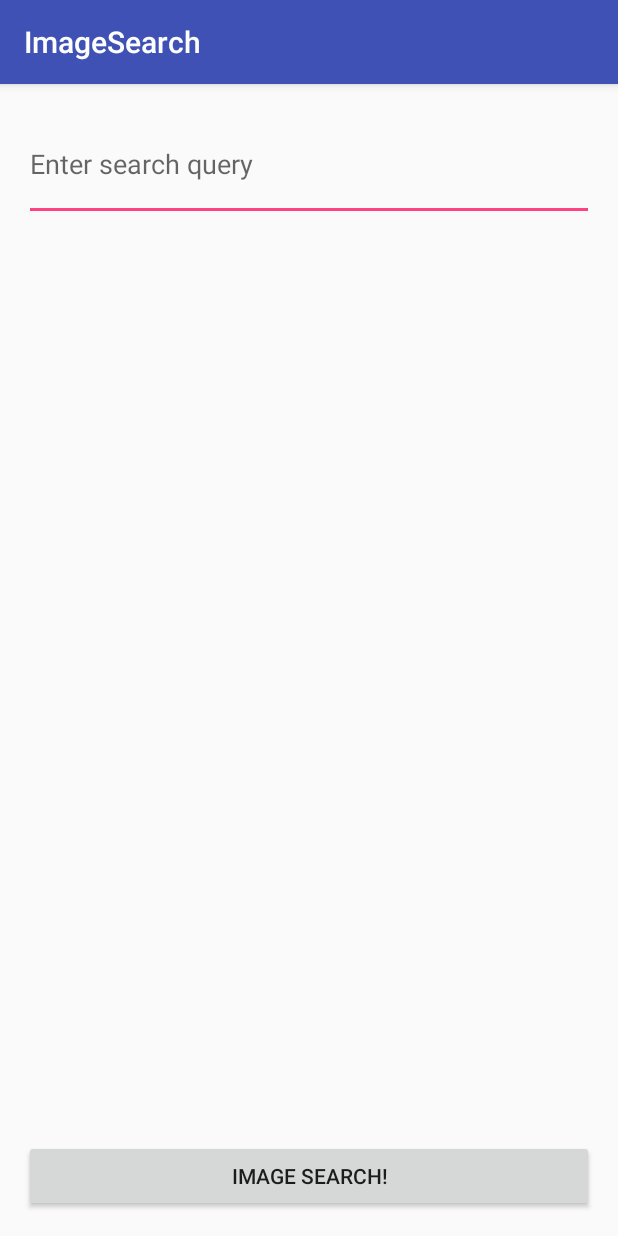
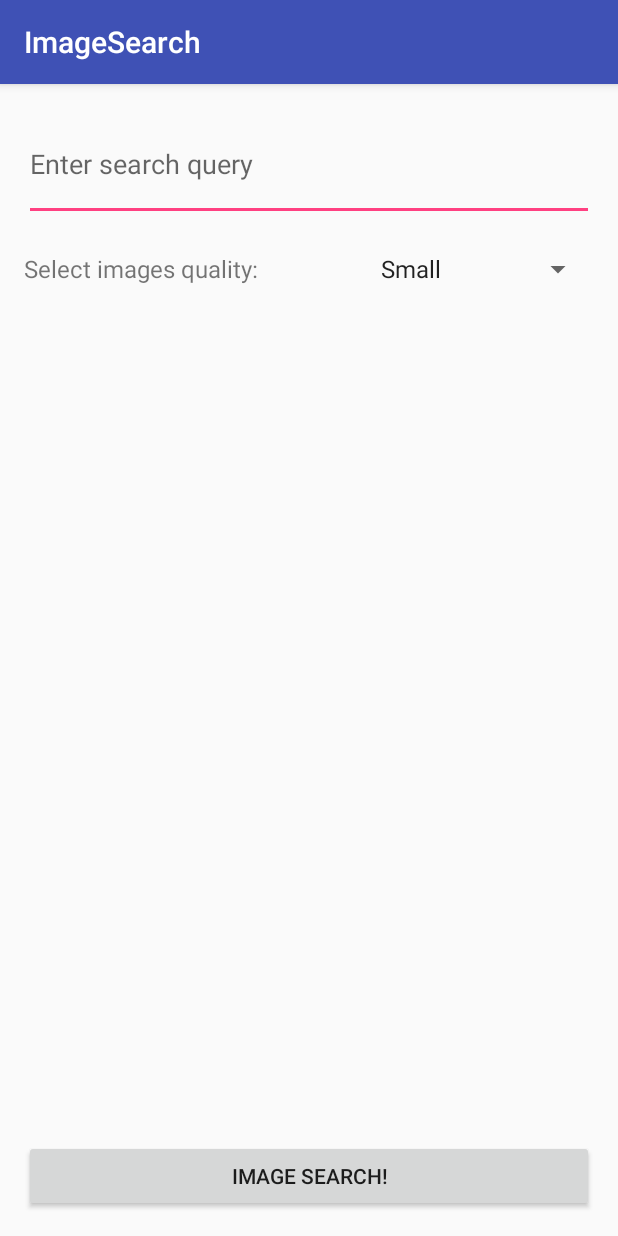
Before and after one commit to Krakke193/ImageSearch, an Android app: the screen it shows after launch (MainActivity), on a phone screen of 412 x 824 dp. Run offline under Robolectric (Android 15) with nearby library versions, the phone set to English and light mode, and no system bars.

```diff
--- a/app/build.gradle
+++ b/app/build.gradle
@@ -26,4 +26,5 @@ dependencies {
     compile 'com.squareup.okhttp3:okhttp:3.2.0'
     compile 'com.google.apis:google-api-services-customsearch:v1-rev48-1.21.0'
     compile 'com.android.support:recyclerview-v7:23.3.0'
+    compile 'com.android.support:support-v4:23.3.0'
 }
--- a/app/src/main/java/com/kpi/imagesearch/ImageLoader.java
+++ b/app/src/main/java/com/kpi/imagesearch/ImageLoader.java
@@ -21,6 +21,7 @@ public class ImageLoader extends AsyncTaskLoader<List<String>> {
     private static final String RESPONSE_TYPE = "json";
 
     private String mQuery;
+    private QueryManager.Builder.ImageSizes mImgSize;
 
     /**
      * Stores away the application context associated with context.
@@ -32,9 +33,10 @@ public class ImageLoader extends AsyncTaskLoader<List<String>> {
      *
      * @param context used to retrieve the application context.
      */
-    public ImageLoader(Context context, String query) {
+    public ImageLoader(Context context, String query, QueryManager.Builder.ImageSizes imageSize) {
         super(context);
         mQuery = query;
+        mImgSize = imageSize;
     }
 
     @Override
@@ -42,7 +44,7 @@ public class ImageLoader extends AsyncTaskLoader<List<String>> {
         QueryManager queryManager = new QueryManager.Builder(Constants.API_KEY, Constants.CX, mQuery)
                 .setSearchType(SEARCH_TYPE)
                 .setResponseType(RESPONSE_TYPE)
-                .setImageSize(QueryManager.Builder.ImageSizes.LARGE)
+                .setImageSize(mImgSize)
                 .build();
 
         HttpURLConnection connection = null;
--- a/app/src/main/java/com/kpi/imagesearch/MainActivity.java
+++ b/app/src/main/java/com/kpi/imagesearch/MainActivity.java
@@ -1,20 +1,20 @@
 package com.kpi.imagesearch;
 
-import android.content.Intent;
+import android.os.Bundle;
 import android.support.v7.app.AppCompatActivity;
-import android.os.Bundle;
-import android.util.Log;
 import android.view.View;
+import android.widget.AdapterView;
+import android.widget.ArrayAdapter;
 import android.widget.Button;
 import android.widget.EditText;
+import android.widget.Spinner;
 
-import java.io.IOException;
-
-public class MainActivity extends AppCompatActivity implements View.OnClickListener{
+public class MainActivity extends AppCompatActivity implements View.OnClickListener, AdapterView.OnItemSelectedListener{
     private static final String TAG = MainActivity.class.getSimpleName();
 
     private EditText mEtSearchParams;
     private Button mBtnSearch;
+    private int mSelectedQuality;
 
     @Override
     protected void onCreate(Bundle savedInstanceState) {
@@ -23,6 +23,14 @@ public class MainActivity extends AppCompatActivity implements View.OnClickListe
 
         mEtSearchParams = (EditText) findViewById(R.id.et_search_param);
         mBtnSearch = (Button) findViewById(R.id.btn_search);
+        Spinner spinner = (Spinner) findViewById(R.id.sp_quality);
+        // Create an ArrayAdapter using the string array and a default spinner layout
+        ArrayAdapter<CharSequence> adapter = ArrayAdapter.createFromResource(this, R.array.quality, android.R.layout.simple_spinner_item);
+        // Specify the layout to use when the list of choices appears
+        adapter.setDropDownViewResource(android.R.layout.simple_spinner_dropdown_item);
+        // Apply the adapter to the spinner
+        spinner.setAdapter(adapter);
+        spinner.setOnItemSelectedListener(this);
 
         if (mBtnSearch != null) {
             mBtnSearch.setOnClickListener(this);
@@ -38,8 +46,35 @@ public class MainActivity extends AppCompatActivity implements View.OnClickListe
         }
     }
 
+    @Override
+    public void onItemSelected(AdapterView<?> parent, View view, int position, long id) {
+        mSelectedQuality = position;
+    }
+
+    @Override
+    public void onNothingSelected(AdapterView<?> parent) {
+
+    }
+
     private void beginSearch() {
         final String searchParam = mEtSearchParams.getText().toString();
-        ThumbnailsActivity.startActivity(this, searchParam);
+        QueryManager.Builder.ImageSizes imageSize;
+
+        switch (mSelectedQuality) {
+            case 0:
+                imageSize = QueryManager.Builder.ImageSizes.SMALL;
+                break;
+            case 1:
+                imageSize = QueryManager.Builder.ImageSizes.MEDIUM;
+                break;
+            case 2:
+                imageSize = QueryManager.Builder.ImageSizes.LARGE;
+                break;
+            default:
+                imageSize = QueryManager.Builder.ImageSizes.MEDIUM;
+                break;
+        }
+
+        ThumbnailsActivity.startActivity(this, searchParam, imageSize);
     }
 }
--- a/app/src/main/res/layout/activity_main.xml
+++ b/app/src/main/res/layout/activity_main.xml
@@ -25,4 +25,25 @@
         android:text="@string/image_search"
         android:layout_alignParentBottom="true"/>
 
+    <TextView
+        android:layout_width="wrap_content"
+        android:layout_height="wrap_content"
+        android:text="Select images quality:"
+        android:textSize="16sp"
+        android:gravity="center|start"
+        android:layout_alignTop="@+id/sp_quality"
+        android:layout_toLeftOf="@+id/sp_quality"
+        android:layout_alignBottom="@+id/sp_quality"
+        android:layout_alignParentLeft="true"
+        android:layout_alignParentStart="true"/>
+
+    <Spinner
+        android:id="@+id/sp_quality"
+        android:layout_width="150dp"
+        android:layout_height="wrap_content"
+        android:layout_marginTop="20dp"
+        android:layout_below="@+id/et_search_param"
+        android:layout_alignRight="@+id/et_search_param"
+        android:layout_alignEnd="@+id/et_search_param"/>
+
 </RelativeLayout>
--- /dev/null
+++ b/app/src/main/res/values/arrays.xml
@@ -0,0 +1,8 @@
+<?xml version="1.0" encoding="utf-8"?>
+<resources>
+    <string-array name="quality">
+        <item>Small</item>
+        <item>Medium</item>
+        <item>Large</item>
+    </string-array>
+</resources>
--- a/app/src/main/res/values/colors.xml
+++ b/app/src/main/res/values/colors.xml
@@ -3,4 +3,6 @@
     <color name="colorPrimary">#3F51B5</color>
     <color name="colorPrimaryDark">#303F9F</color>
     <color name="colorAccent">#FF4081</color>
+
+    <color name="black_overlay">#66000000</color>
 </resources>
--- a/app/src/main/res/values/strings.xml
+++ b/app/src/main/res/values/strings.xml
@@ -2,4 +2,8 @@
     <string name="app_name">ImageSearch</string>
     <string name="enter_search_query">Enter search query</string>
     <string name="image_search">Image search!</string>
+
+    <string name="title_activity_fullscreen">FullscreenActivity</string>
+    <string name="dummy_button">Dummy Button</string>
+    <string name="dummy_content">DUMMY\nCONTENT</string>
 </resources>
--- a/app/src/main/res/values/styles.xml
+++ b/app/src/main/res/values/styles.xml
@@ -8,4 +8,16 @@
         <item name="colorAccent">@color/colorAccent</item>
     </style>
 
+    <style name="FullscreenTheme" parent="AppTheme">
+        <item name="android:actionBarStyle">@style/FullscreenActionBarStyle</item>
+        <item name="android:windowActionBarOverlay">true</item>
+        <item name="android:windowBackground">@null</item>
+        <item name="metaButtonBarStyle">?android:attr/buttonBarStyle</item>
+        <item name="metaButtonBarButtonStyle">?android:attr/buttonBarButtonStyle</item>
+    </style>
+
+    <style name="FullscreenActionBarStyle" parent="Widget.AppCompat.ActionBar">
+        <item name="android:background">@color/black_overlay</item>
+    </style>
+
 </resources>
```
Also changed, not shown: app/src/main/AndroidManifest.xml (+11 -1 lines), app/src/main/java/com/kpi/imagesearch/FullImageActivity.java (added, +50 -0 lines), app/src/main/java/com/kpi/imagesearch/FullscreenActivity.java (added, +180 -0 lines), app/src/main/java/com/kpi/imagesearch/ImageManager.java (+19 -7 lines), app/src/main/java/com/kpi/imagesearch/ThumbnailAdapter.java (+14 -1 lines), app/src/main/java/com/kpi/imagesearch/ThumbnailsActivity.java (+23 -6 lines), app/src/main/res/layout/activity_full_image.xml (added, +13 -0 lines), app/src/main/res/layout/activity_fullscreen.xml (added, +50 -0 lines), app/src/main/res/values/attrs.xml (added, +12 -0 lines).
